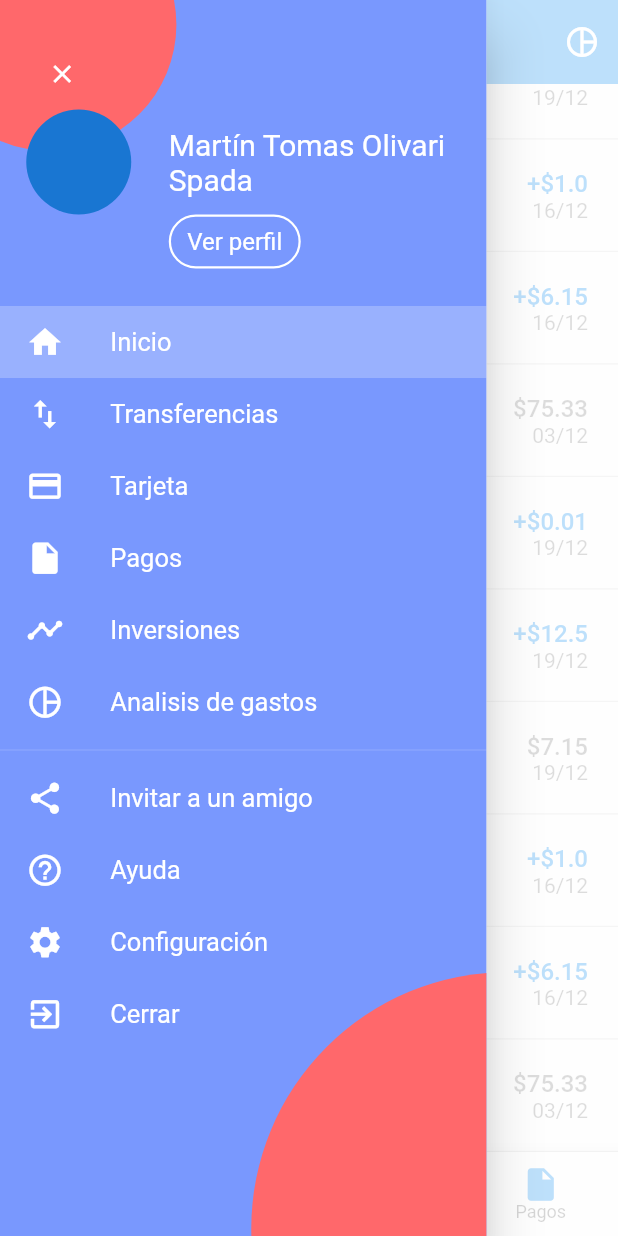
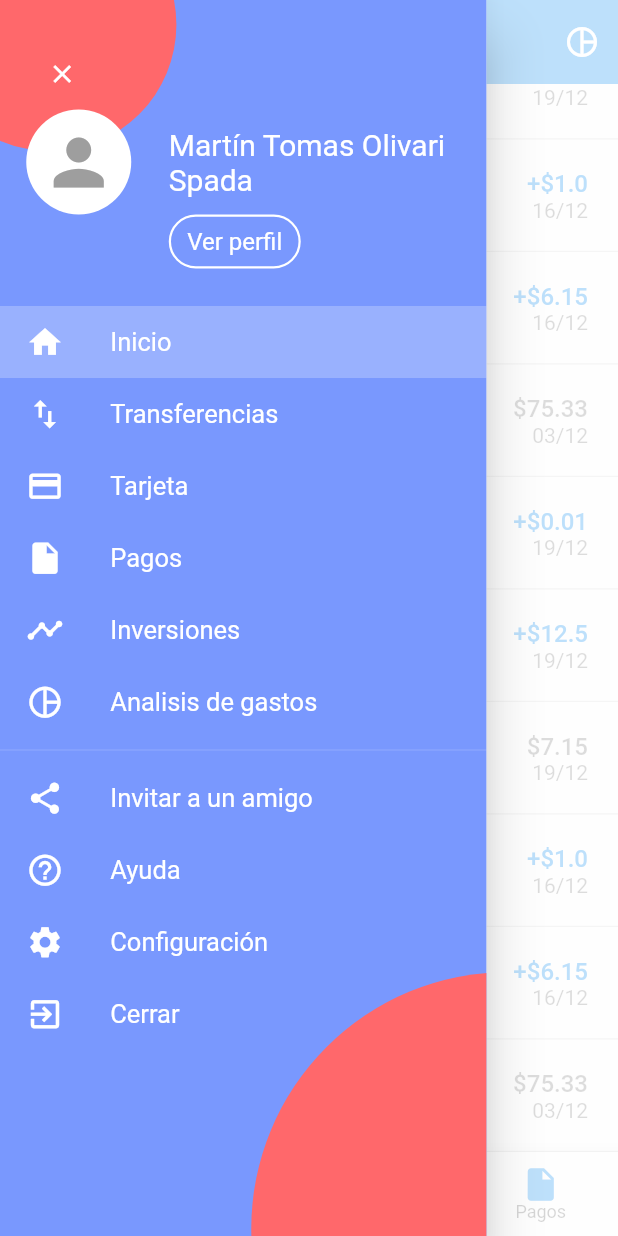
Before and after one commit to TinchoOlivari/uala-clone, a Flutter app: the screen it shows after launch, scrolled down 417 dp, after a tap on the "menu" icon, on a phone screen of 412 x 824 dp. Run offline on Flutter 3.47's test engine with Material 2 defaults, Android fonts, the phone set to English and light mode, and no system bars; our stand-ins replace flare_flutter.

Commit message:
Avatar image changed to an icon

```diff
--- a/lib/main.dart
+++ b/lib/main.dart
@@ -120,7 +120,14 @@ class _AppState extends State<App> {
                           children: <Widget>[
                             Padding(
                               padding: const EdgeInsets.only(right: 25),
-                              child: CircleAvatar(radius: 35),
+                              child: CircleAvatar(
+                                backgroundColor: Colors.white,
+                                  radius: 35,
+                                  child: Icon(
+                                    Icons.person,
+                                    size: 50,
+                                    color: Colors.grey,
+                                  )),
                             ),
                             Container(
                               child: Text(
```
